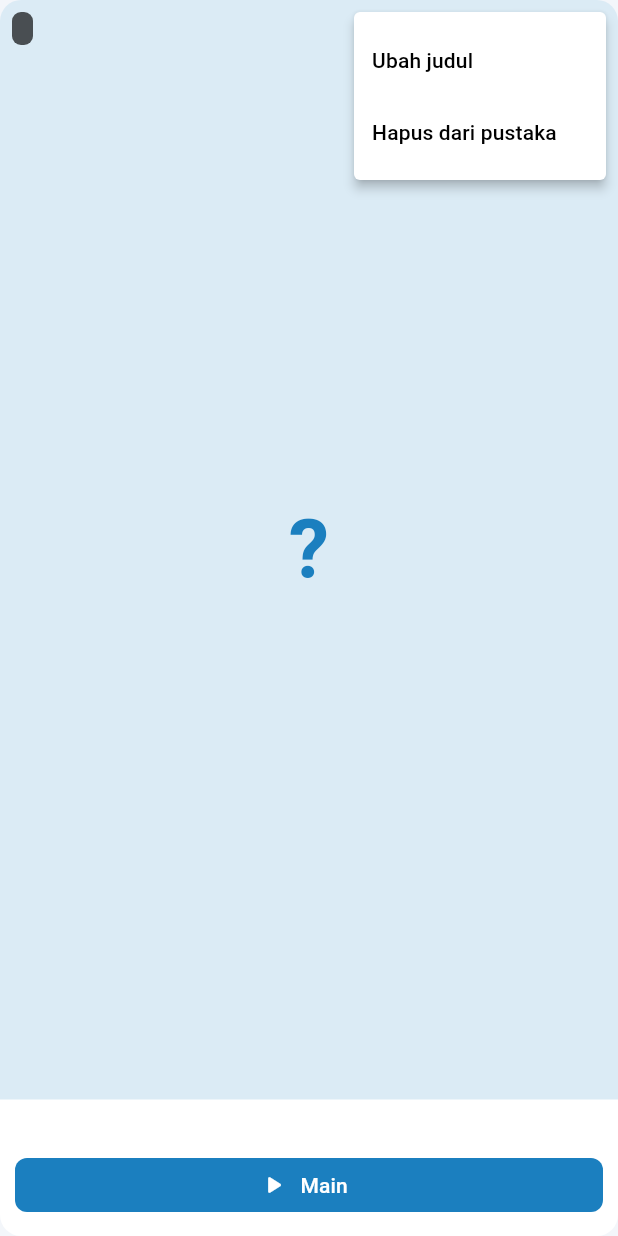
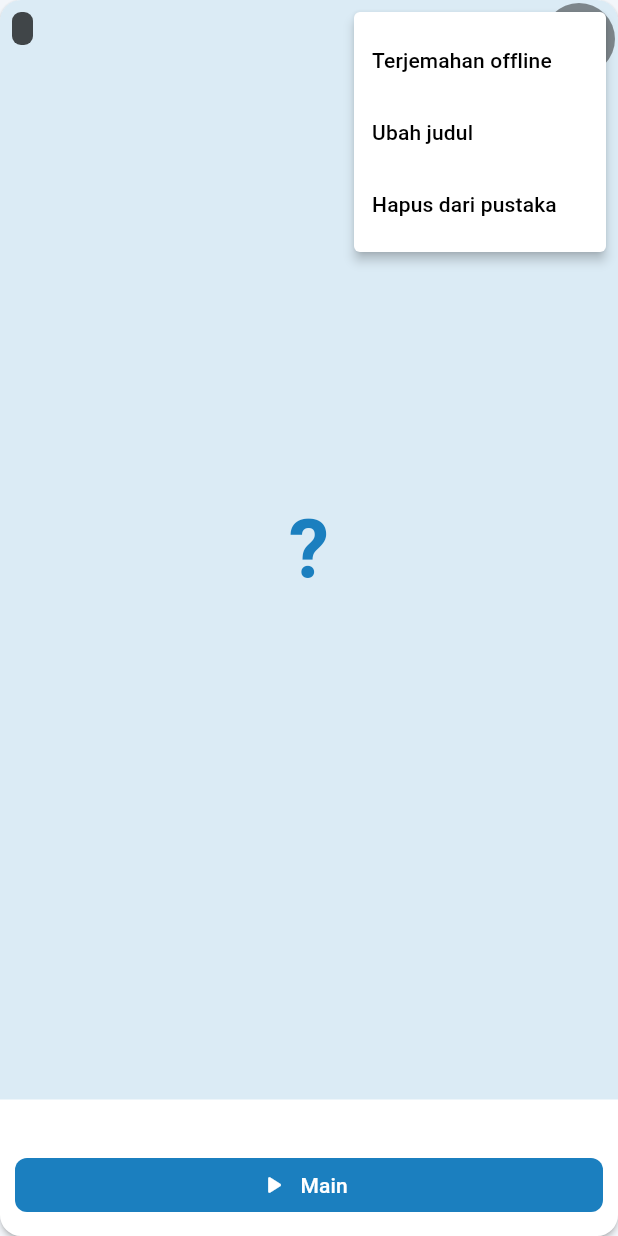
Before and after one commit to amatsukamiharuto-boop/ArupijiPlay-App, a Flutter app: the GameCard widget shown alone on an empty page, opened directly with empty values, after a tap on the "more vert" icon, on a phone screen of 412 x 824 dp. Run offline on Flutter 3.47's test engine with Material 3 defaults, Android fonts, the phone set to English and light mode, and no system bars; our stand-ins replace package_info_plus, qr_flutter, shared_preferences, sqflite; accounts and stored records are empty.

Commit message:
Add 'studio' action to GameAction enum
Added a new action 'studio' to the GameAction enum and updated the PopupMenuButton to include this action. Adjusted color and elevation properties for better UI in dark mode.

```diff
--- a/lib/widgets/game_card.dart
+++ b/lib/widgets/game_card.dart
@@ -2,7 +2,7 @@ import 'dart:io';
 import 'package:flutter/material.dart';
 import '../models/game.dart';
 
-enum GameAction { rename, delete }
+enum GameAction { studio, rename, delete }
 
 class GameCard extends StatelessWidget {
   const GameCard({
@@ -19,8 +19,10 @@ class GameCard extends StatelessWidget {
   @override
   Widget build(BuildContext context) {
     final scheme = Theme.of(context).colorScheme;
+    final dark = Theme.of(context).brightness == Brightness.dark;
     return Material(
       color: scheme.surface,
+      elevation: dark ? 0 : 1.5,
       borderRadius: BorderRadius.circular(14),
       clipBehavior: Clip.antiAlias,
       child: InkWell(
@@ -39,23 +41,30 @@ class GameCard extends StatelessWidget {
                     child: Container(
                       padding: const EdgeInsets.symmetric(horizontal: 7, vertical: 3),
                       decoration: BoxDecoration(
-                        color: Colors.black.withAlpha(170),
+                        color: Colors.black.withAlpha(180),
                         borderRadius: BorderRadius.circular(6),
                       ),
                       child: Text(game.engine,
-                          style: TextStyle(fontSize: 11, color: scheme.primary, fontWeight: FontWeight.w600)),
+                          style: const TextStyle(fontSize: 11, color: Color(0xFF8FD0F7), fontWeight: FontWeight.w600)),
                     ),
                   ),
                   Positioned(
-                    right: 0,
-                    top: 0,
+                    right: 2,
+                    top: 2,
+                    child: Container(
+                      decoration: BoxDecoration(
+                        color: Colors.black.withAlpha(110),
+                        shape: BoxShape.circle,
+                      ),
                       child: PopupMenuButton<GameAction>(
-                      icon: const Icon(Icons.more_vert, size: 20),
+                        icon: const Icon(Icons.more_vert, size: 20, color: Colors.white),
                         onSelected: onAction,
                         itemBuilder: (_) => const [
+                          PopupMenuItem(value: GameAction.studio, child: Text('Terjemahan offline')),
                           PopupMenuItem(value: GameAction.rename, child: Text('Ubah judul')),
                           PopupMenuItem(value: GameAction.delete, child: Text('Hapus dari pustaka')),
                         ],
+                      ),
                     ),
                   ),
                 ],
```
Lines whose indentation alone changed are shown as unchanged.
